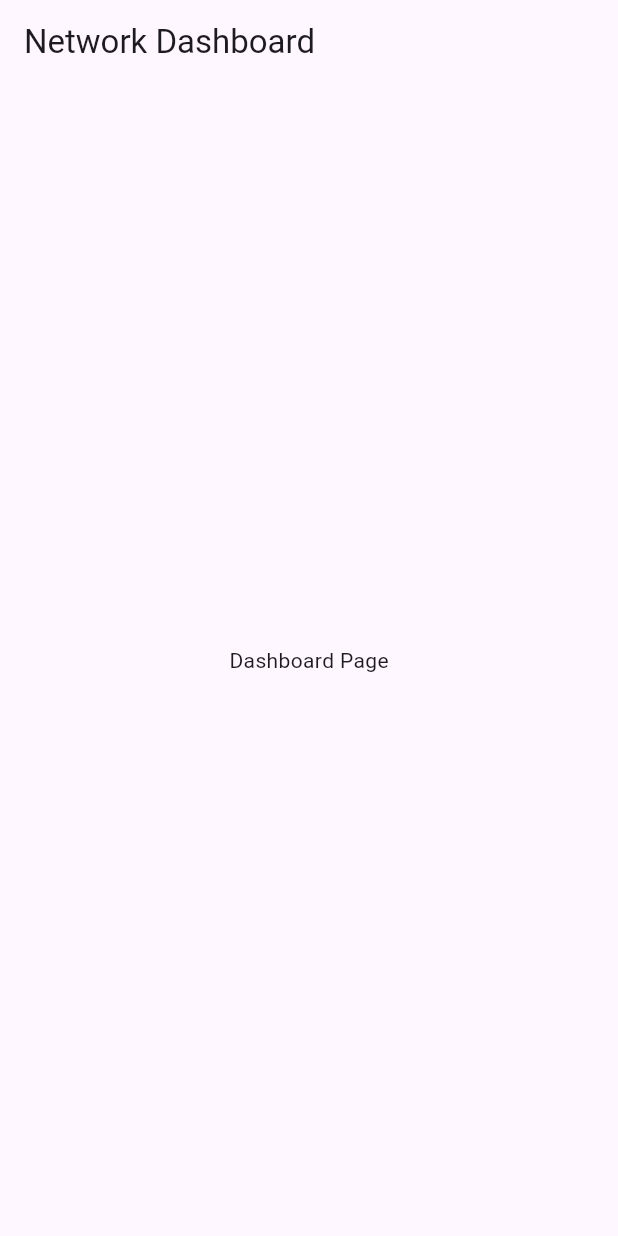
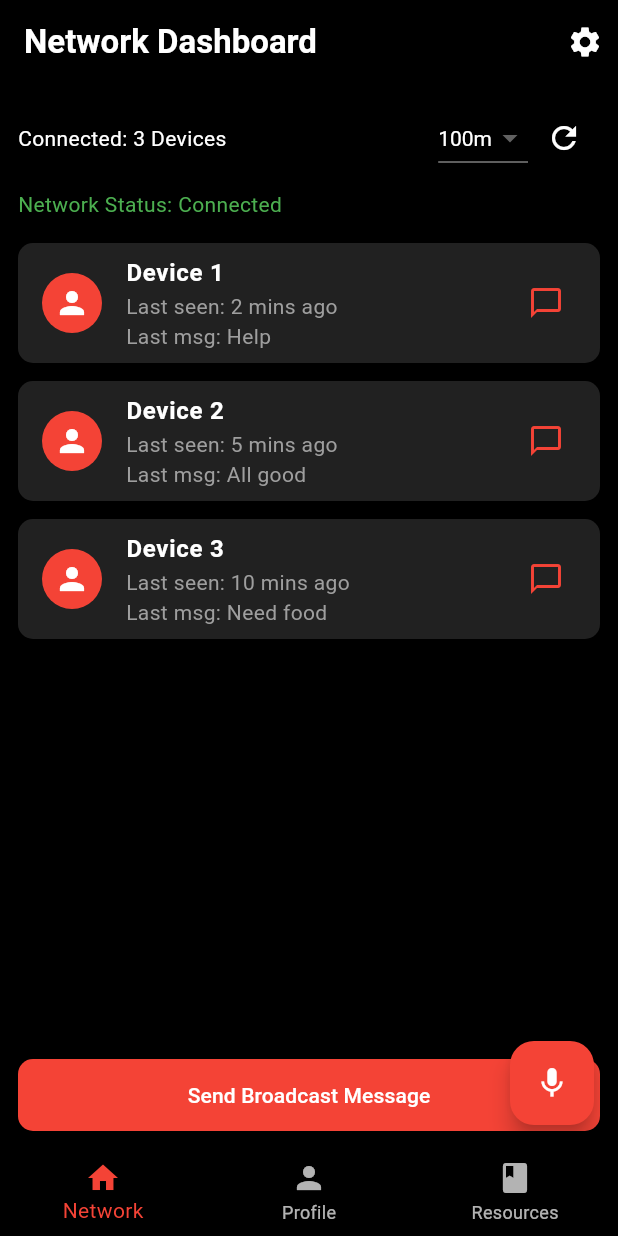
Before and after one commit to omar-sameh-mokhtar/BEACON, a Flutter app: the screen it shows after launch, on a phone screen of 412 x 824 dp. Run offline on Flutter 3.47's test engine with Material 3 defaults, Android fonts, the light colour scheme and no system bars.

Commit message:
full newtork page

```diff
--- a/lib/main.dart
+++ b/lib/main.dart
@@ -14,7 +14,7 @@ class MyApp extends StatelessWidget {
       debugShowCheckedModeBanner: false,
       title: 'BEACON',
       theme: ThemeData(
-        primarySwatch: Colors.blue,
+        primarySwatch: Colors.red,
       ),
       home: const NetworkDashboardPage(),
     );
--- a/lib/presentation/pages/dashboard.dart
+++ b/lib/presentation/pages/dashboard.dart
@@ -1,16 +1,134 @@
 import 'package:flutter/material.dart';
 
-class NetworkDashboardPage extends StatelessWidget {
+class NetworkDashboardPage extends StatefulWidget {
   const NetworkDashboardPage({super.key});
+
+  @override
+  State<NetworkDashboardPage> createState() => _NetworkDashboardPageState();
+}
+
+class _NetworkDashboardPageState extends State<NetworkDashboardPage> {
+  String selectedRange = "100m";
+  final List<Map<String, String>> devices = [
+    {"name": "Device 1", "lastSeen": "2 mins ago", "lastMsg": "Help"},
+    {"name": "Device 2", "lastSeen": "5 mins ago", "lastMsg": "All good"},
+    {"name": "Device 3", "lastSeen": "10 mins ago", "lastMsg": "Need food"},
+  ];
 
   @override
   Widget build(BuildContext context) {
     return Scaffold(
+      backgroundColor: Colors.black,
       appBar: AppBar(
-        title: Text("Network Dashboard"),
+        backgroundColor: Colors.black,
+        elevation: 0,
+        title: Text("Network Dashboard",
+            style: TextStyle(color: Colors.white, fontWeight: FontWeight.bold)),
+        actions: [
+          Icon(Icons.settings, color: Colors.white),
+          SizedBox(width: 10),
+        ],
       ),
-      body: Center(
-        child: Text("Dashboard Page"),
+      body: Padding(
+        padding: const EdgeInsets.all(12),
+        child: Column(
+          crossAxisAlignment: CrossAxisAlignment.start,
+          children: [
+            Row(
+              mainAxisAlignment: MainAxisAlignment.spaceBetween,
+              children: [
+                Text("Connected: ${devices.length} Devices",
+                    style: TextStyle(color: Colors.white)),
+                Row(
+                  children: [
+                    DropdownButton(
+                      dropdownColor: Colors.grey[900],
+                      style: TextStyle(color: Colors.white),
+                      value: selectedRange,
+                      items: ["50m", "100m", "200m"]
+                          .map((e) => DropdownMenuItem(value: e, child: Text(e)))
+                          .toList(),
+                      onChanged: (v) {
+                        setState(() {
+                          selectedRange = v!;
+                        });
+                      },
+                    ),
+                    IconButton(
+                        onPressed: () {},
+                        icon: Icon(Icons.refresh, color: Colors.white))
+                  ],
+                )
+              ],
+            ),
+            SizedBox(height: 10),
+            Text("Network Status: Connected",
+                style: TextStyle(color: Colors.green)),
+            SizedBox(height: 10),
+            Expanded(
+              child: ListView.builder(
+                itemCount: devices.length,
+                itemBuilder: (context, i) {
+                  final d = devices[i];
+                  return Container(
+                    margin: EdgeInsets.symmetric(vertical: 6),
+                    decoration: BoxDecoration(
+                        color: Colors.grey[900],
+                        borderRadius: BorderRadius.circular(10)),
+                    child: ListTile(
+                      leading: CircleAvatar(
+                          backgroundColor: Colors.red,
+                          child: Icon(Icons.person, color: Colors.white)),
+                      title: Text(d["name"]!,
+                          style: TextStyle(
+                              color: Colors.white, fontWeight: FontWeight.bold)),
+                      subtitle: Column(
+                        crossAxisAlignment: CrossAxisAlignment.start,
+                        children: [
+                          Text("Last seen: ${d["lastSeen"]}",
+                              style: TextStyle(color: Colors.grey)),
+                          Text("Last msg: ${d["lastMsg"]}",
+                              style: TextStyle(color: Colors.grey))
+                        ],
+                      ),
+                      trailing: Icon(Icons.chat_bubble_outline, color: Colors.red),
+                    ),
+                  );
+                },
+              ),
+            ),
+            SizedBox(height: 10),
+            SizedBox(
+              width: double.infinity,
+              child: ElevatedButton(
+                style: ElevatedButton.styleFrom(
+                    backgroundColor: Colors.red,
+                    shape: RoundedRectangleBorder(
+                        borderRadius: BorderRadius.circular(10)),
+                    padding: EdgeInsets.symmetric(vertical: 14)),
+                onPressed: () {},
+                child: Text("Send Broadcast Message",
+                    style: TextStyle(color: Colors.white)),
+              ),
+            )
+          ],
+        ),
+      ),
+      floatingActionButton: FloatingActionButton(
+        backgroundColor: Colors.red,
+        onPressed: () {},
+        child: Icon(Icons.mic, color: Colors.white),
+      ),
+      bottomNavigationBar: BottomNavigationBar(
+        backgroundColor: Colors.black,
+        selectedItemColor: Colors.red,
+        unselectedItemColor: Colors.white70,
+        currentIndex: 0,
+        items: [
+          BottomNavigationBarItem(icon: Icon(Icons.home), label: "Network"),
+          BottomNavigationBarItem(icon: Icon(Icons.person), label: "Profile"),
+          BottomNavigationBarItem(icon: Icon(Icons.book), label: "Resources"),
+        ],
       ),
     );
   }
```
